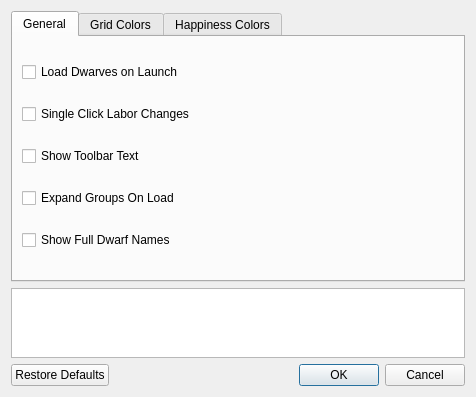
Old version of the form ui/optionsmenu.ui in the repository Dwarf-Therapist/Dwarf-Therapist.
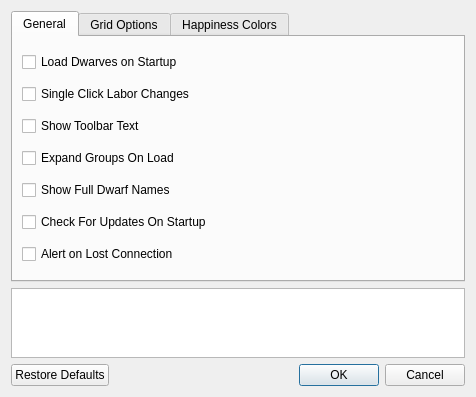
New version of the form. Icons and pictures are not drawn.

Commit message:
* Added new option for alerting when connection is lost to DF (Fixes issue 102)  * Added new option for checking for updates on startup (has been asked about before but no report was ever filed)  * Reworked the about menu to allow ad-hoc update checks.
Fixed issue 102.

The edit to the form file:
```diff
--- a/ui/optionsmenu.ui
+++ b/ui/optionsmenu.ui
@@ -62,7 +62,7 @@
           <string>When checked, DwarfTherapist will attemp to connect and load all dwarves from a running copy of Dwarf Fortress.</string>
          </property>
          <property name="text">
-          <string>Load Dwarves on Launch</string>
+          <string>Load Dwarves on Startup</string>
          </property>
         </widget>
        </item>
@@ -130,6 +130,35 @@
          </property>
         </widget>
        </item>
+       <item>
+        <widget class="QCheckBox" name="cb_check_for_updates_on_startup">
+         <property name="statusTip">
+          <string>When checked, Dwarf Therapist will go online at the time of launch and notify you if there is an update available.</string>
+         </property>
+         <property name="whatsThis">
+          <string>When checked, Dwarf Therapist will go online at the time of launch and notify you if there is an update available.</string>
+         </property>
+         <property name="text">
+          <string>Check For Updates On Startup</string>
+         </property>
+         <property name="checked">
+          <bool>false</bool>
+         </property>
+        </widget>
+       </item>
+       <item>
+        <widget class="QCheckBox" name="cb_alert_on_lost_connection">
+         <property name="statusTip">
+          <string>When checked, Dwarf Therapist will alert you if it ever loses connectivity to your Dwarf Fortress game. This helps avoid writing bad data to your fort.  &lt;font color=red&gt;&lt;b&gt;Note: this change requires a restart of Dwarf Therapist!&lt;/font&gt;&lt;/b&gt;</string>
+         </property>
+         <property name="whatsThis">
+          <string>When checked, Dwarf Therapist will alert you if it ever loses connectivity to your Dwarf Fortress game. This helps avoid writing bad data to your fort.</string>
+         </property>
+         <property name="text">
+          <string>Alert on Lost Connection</string>
+         </property>
+        </widget>
+       </item>
       </layout>
      </widget>
      <widget class="QWidget" name="tab_grid_colors">
@@ -138,7 +167,7 @@
         <normaloff>:/img/color_swatch.png</normaloff>:/img/color_swatch.png</iconset>
       </attribute>
       <attribute name="title">
-       <string>Grid Colors</string>
+       <string>Grid Options</string>
       </attribute>
       <layout class="QVBoxLayout" name="verticalLayout_2" stretch="0,0,0,0,5,0,0,0">
        <item>
```
Left out of the diff: 16 changed lines with no effect on the pictures. The commit also changes 8 other files.
